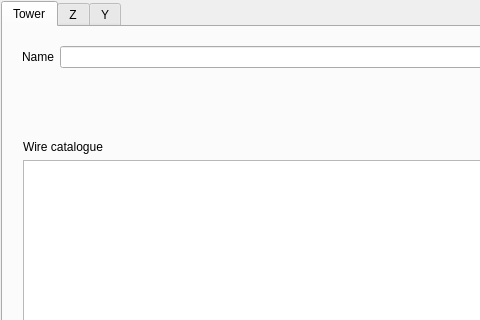
Old version of the form src/GridCal/Gui/TowerBuilder/gui.ui in the repository SanPen/GridCal; both pictures show x 0 to 480 and y 0 to 320 of the 1183 by 675 pixel window.
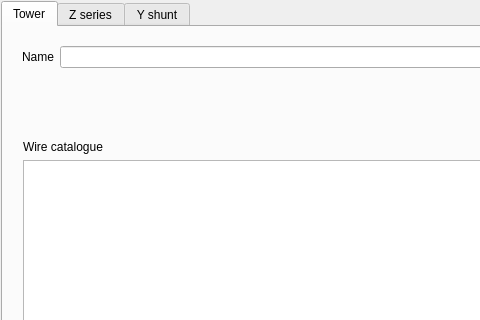
New version of the form. Icons and pictures are not drawn. Custom widgets are drawn as their Qt base class.

What changed in the file:
```diff
--- a/src/GridCal/Gui/TowerBuilder/gui.ui
+++ b/src/GridCal/Gui/TowerBuilder/gui.ui
@@ -353,7 +353,7 @@
      </widget>
      <widget class="QWidget" name="tab">
       <attribute name="title">
-       <string>Z</string>
+       <string>Z series</string>
       </attribute>
       <layout class="QVBoxLayout" name="verticalLayout_3">
        <item>
@@ -390,7 +390,7 @@
      </widget>
      <widget class="QWidget" name="tab_3">
       <attribute name="title">
-       <string>Y</string>
+       <string>Y shunt</string>
       </attribute>
       <layout class="QVBoxLayout" name="verticalLayout_2">
        <item>
```
